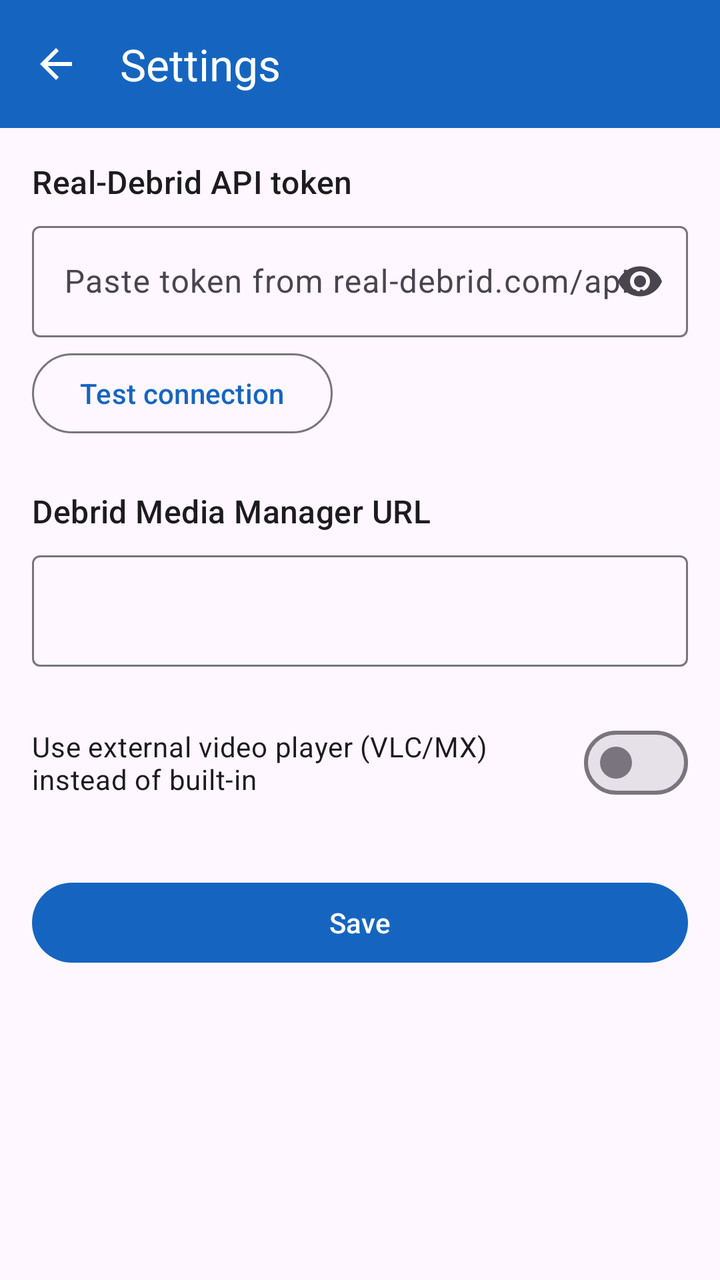
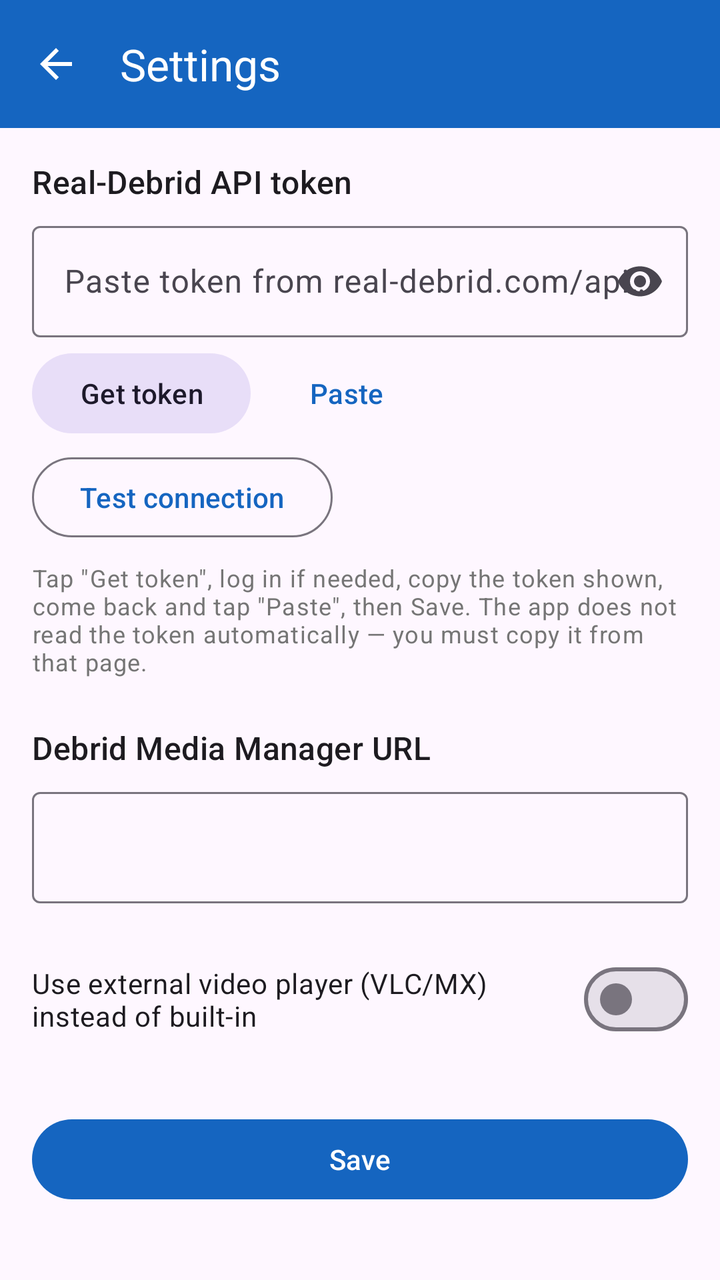

Before-and-after screenshots of an Android layout around one commit, followed by the original layout XML and the change that was made.
<!-- AndroidManifest.xml: application theme Theme.DebridBrowser -->
<!-- res/layout/activity_settings.xml -->
<?xml version="1.0" encoding="utf-8"?>
<LinearLayout xmlns:android="http://schemas.android.com/apk/res/android"
    xmlns:app="http://schemas.android.com/apk/res-auto"
    android:layout_width="match_parent"
    android:layout_height="match_parent"
    android:orientation="vertical">

    <com.google.android.material.appbar.MaterialToolbar
        android:id="@+id/toolbar"
        android:layout_width="match_parent"
        android:layout_height="?attr/actionBarSize"
        android:background="@color/primary"
        app:navigationIcon="@drawable/ic_back"
        app:title="@string/settings"
        app:titleTextColor="@color/white" />

    <ScrollView
        android:layout_width="match_parent"
        android:layout_height="match_parent"
        android:padding="16dp">

        <LinearLayout
            android:layout_width="match_parent"
            android:layout_height="wrap_content"
            android:orientation="vertical">

            <TextView
                android:layout_width="wrap_content"
                android:layout_height="wrap_content"
                android:text="@string/rd_token_label"
                android:textAppearance="?attr/textAppearanceTitleMedium" />

            <com.google.android.material.textfield.TextInputLayout
                android:layout_width="match_parent"
                android:layout_height="wrap_content"
                android:layout_marginTop="6dp"
                android:hint="@string/rd_token_hint"
                app:endIconMode="password_toggle"
                style="@style/Widget.Material3.TextInputLayout.OutlinedBox">

                <com.google.android.material.textfield.TextInputEditText
                    android:id="@+id/tokenInput"
                    android:layout_width="match_parent"
                    android:layout_height="wrap_content"
                    android:inputType="textPassword"
                    android:maxLines="1" />
            </com.google.android.material.textfield.TextInputLayout>

            <com.google.android.material.button.MaterialButton
                android:id="@+id/testButton"
                style="@style/Widget.Material3.Button.OutlinedButton"
                android:layout_width="wrap_content"
                android:layout_height="wrap_content"
                android:layout_marginTop="4dp"
                android:text="@string/test_connection" />

            <TextView
                android:layout_width="wrap_content"
                android:layout_height="wrap_content"
                android:layout_marginTop="24dp"
                android:text="@string/dmm_url_label"
                android:textAppearance="?attr/textAppearanceTitleMedium" />

            <com.google.android.material.textfield.TextInputLayout
                android:layout_width="match_parent"
                android:layout_height="wrap_content"
                android:layout_marginTop="6dp"
                style="@style/Widget.Material3.TextInputLayout.OutlinedBox">

                <com.google.android.material.textfield.TextInputEditText
                    android:id="@+id/urlInput"
                    android:layout_width="match_parent"
                    android:layout_height="wrap_content"
                    android:inputType="textUri"
                    android:maxLines="1" />
            </com.google.android.material.textfield.TextInputLayout>

            <com.google.android.material.materialswitch.MaterialSwitch
                android:id="@+id/externalPlayerSwitch"
                android:layout_width="match_parent"
                android:layout_height="wrap_content"
                android:layout_marginTop="24dp"
                android:text="@string/external_player_label" />

            <com.google.android.material.button.MaterialButton
                android:id="@+id/saveButton"
                android:layout_width="match_parent"
                android:layout_height="wrap_content"
                android:layout_marginTop="32dp"
                android:text="@string/save" />
        </LinearLayout>
    </ScrollView>
</LinearLayout>
<!-- resources referenced by this layout -->
<resources>
  <color name="primary">#1565C0</color>
  <color name="white">#FFFFFFFF</color>
  <!-- drawable ic_back (drawable) -->
  <vector xmlns:android="http://schemas.android.com/apk/res/android" android:width="24dp" android:height="24dp" android:viewportWidth="24" android:viewportHeight="24" android:tint="@color/white">
    <path android:fillColor="@android:color/white" android:pathData="M20,11H7.83l5.59,-5.59L12,4l-8,8 8,8 1.41,-1.41L7.83,13H20v-2z"/>
  </vector>
  <string name="dmm_url_label">Debrid Media Manager URL</string>
  <string name="external_player_label">Use external video player (VLC/MX) instead of built-in</string>
  <string name="rd_token_hint">Paste token from real-debrid.com/apitoken</string>
  <string name="rd_token_label">Real-Debrid API token</string>
  <string name="save">Save</string>
  <string name="settings">Settings</string>
  <string name="test_connection">Test connection</string>
  <style name="Theme.DebridBrowser" parent="Theme.Material3.DayNight.NoActionBar">
          <item name="colorPrimary">@color/primary</item>
          <item name="colorPrimaryDark">@color/primary_dark</item>
          <item name="colorSecondary">@color/accent</item>
          <item name="android:statusBarColor">@color/primary_dark</item>
      </style>
  <color name="primary_dark">#0D47A1</color>
  <color name="accent">#00ACC1</color>
</resources>

<!-- the commit's change to res/layout/activity_settings.xml (unified diff, before → after) -->
@@ -8,9 +8,11 @@
     <com.google.android.material.appbar.MaterialToolbar
         android:id="@+id/toolbar"
         android:layout_width="match_parent"
-        android:layout_height="?attr/actionBarSize"
+        android:layout_height="wrap_content"
+        android:minHeight="?attr/actionBarSize"
         android:background="@color/primary"
         app:navigationIcon="@drawable/ic_back"
+        app:navigationIconTint="@color/white"
         app:title="@string/settings"
         app:titleTextColor="@color/white" />
 
@@ -46,6 +48,28 @@
                     android:maxLines="1" />
             </com.google.android.material.textfield.TextInputLayout>
 
+            <LinearLayout
+                android:layout_width="match_parent"
+                android:layout_height="wrap_content"
+                android:orientation="horizontal"
+                android:layout_marginTop="4dp">
+
+                <com.google.android.material.button.MaterialButton
+                    android:id="@+id/getTokenButton"
+                    style="@style/Widget.Material3.Button.TonalButton"
+                    android:layout_width="wrap_content"
+                    android:layout_height="wrap_content"
+                    android:text="@string/get_token" />
+
+                <com.google.android.material.button.MaterialButton
+                    android:id="@+id/pasteButton"
+                    style="@style/Widget.Material3.Button.TextButton"
+                    android:layout_width="wrap_content"
+                    android:layout_height="wrap_content"
+                    android:layout_marginStart="4dp"
+                    android:text="@string/paste" />
+            </LinearLayout>
+
             <com.google.android.material.button.MaterialButton
                 android:id="@+id/testButton"
                 style="@style/Widget.Material3.Button.OutlinedButton"
@@ -53,6 +77,14 @@
                 android:layout_height="wrap_content"
                 android:layout_marginTop="4dp"
                 android:text="@string/test_connection" />
+
+            <TextView
+                android:layout_width="match_parent"
+                android:layout_height="wrap_content"
+                android:layout_marginTop="8dp"
+                android:text="@string/token_help"
+                android:textColor="@color/text_secondary"
+                android:textAppearance="?attr/textAppearanceBodySmall" />
 
             <TextView
                 android:layout_width="wrap_content"
<!-- resource entries referenced after the edit -->
@@ -1,6 +1,7 @@
 <!-- resources referenced by this layout -->
 <resources>
   <color name="primary">#1565C0</color>
+  <color name="text_secondary">#757575</color>
   <color name="white">#FFFFFFFF</color>
   <!-- drawable ic_back (drawable) -->
   <vector xmlns:android="http://schemas.android.com/apk/res/android" android:width="24dp" android:height="24dp" android:viewportWidth="24" android:viewportHeight="24" android:tint="@color/white">
@@ -8,11 +9,14 @@
   </vector>
   <string name="dmm_url_label">Debrid Media Manager URL</string>
   <string name="external_player_label">Use external video player (VLC/MX) instead of built-in</string>
+  <string name="get_token">Get token</string>
+  <string name="paste">Paste</string>
   <string name="rd_token_hint">Paste token from real-debrid.com/apitoken</string>
   <string name="rd_token_label">Real-Debrid API token</string>
   <string name="save">Save</string>
   <string name="settings">Settings</string>
   <string name="test_connection">Test connection</string>
+  <string name="token_help">Tap \"Get token\", log in if needed, copy the token shown, come back and tap \"Paste\", then Save. The app does not read the token automatically — you must copy it from that page.</string>
   <style name="Theme.DebridBrowser" parent="Theme.Material3.DayNight.NoActionBar">
           <item name="colorPrimary">@color/primary</item>
           <item name="colorPrimaryDark">@color/primary_dark</item>
